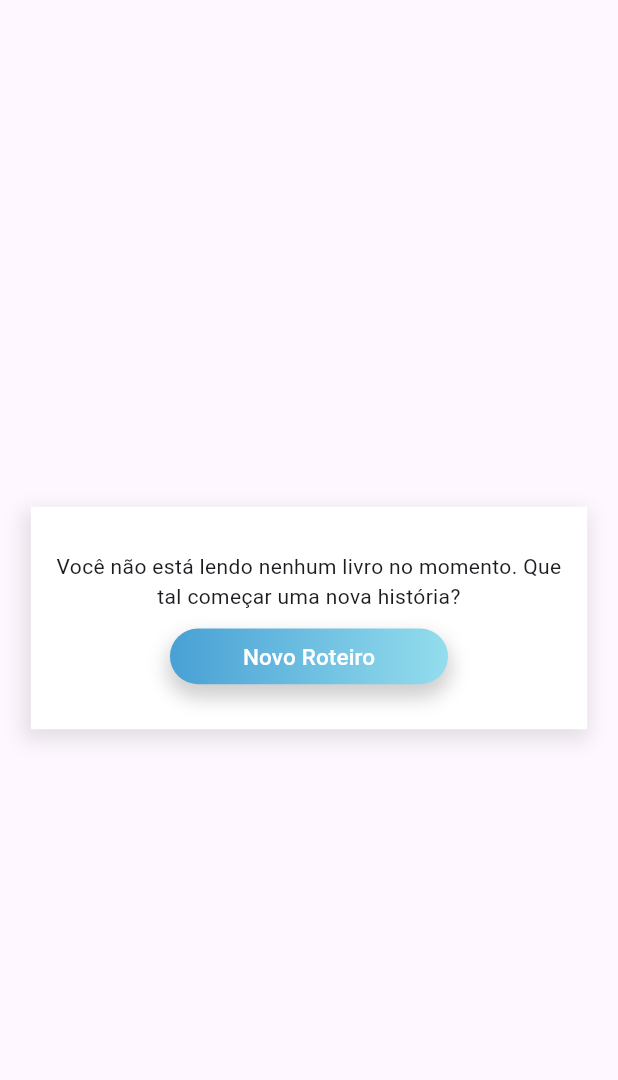
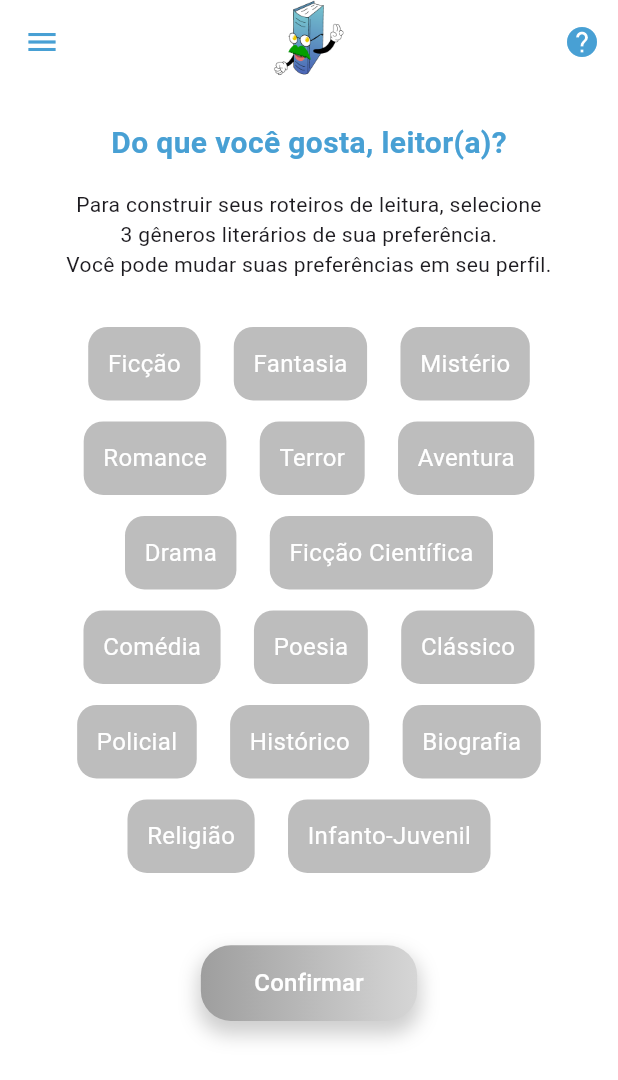
Before and after one commit to GrupoBookflix/BookFlix, a Flutter app: the CaixaProgresso widget shown alone on an empty page, opened directly, after a tap on "Novo Roteiro", on a phone screen of 412 x 824 dp. Shown: the top 1080 px of the screen. Run offline on Flutter 3.47's test engine with Material 3 defaults, Android fonts, the light colour scheme and no system bars; our stand-ins replace get, syncfusion_flutter_gauges.

Commit message:
finalizando pagina principal e escolha de generos

```diff
--- a/lib/componentes.dart
+++ b/lib/componentes.dart
@@ -1,3 +1,4 @@
+import 'package:bookflix/roteiros.dart';
 import 'package:flutter/material.dart';
 import 'package:syncfusion_flutter_gauges/gauges.dart';
 import 'funcoes.dart';
@@ -111,8 +112,6 @@ class MenuLateral extends StatelessWidget {
 class PopAviso  {
 
   void aviso(String titulo, String mensagem) {
-    // ignore: avoid_print
-    print("chamando pop aviso");
     showDialog<void>(
       context: getAppContext()!,
       builder: (BuildContext context) {
@@ -172,25 +171,25 @@ class BotaoGradiente extends StatelessWidget {
   final String texto;
   final VoidCallback onPressed;
   final double largura;
-  final double altura;
+  final bool ligado;
 
   const BotaoGradiente({
     super.key,
     required this.texto,
     required this.onPressed,
     required this.largura,
-    required this.altura,
+    this.ligado = true,
   });
 
   @override
   Widget build(BuildContext context) {
     return Container(
       width: largura,
-      height: altura,
+      height: largura * 0.35,
       decoration: BoxDecoration(
         borderRadius: BorderRadius.circular(20),
-        gradient: const LinearGradient(
-          colors: [Color(0xFF48a0d4), Color(0xFF93dded)],
+        gradient: LinearGradient(
+          colors: ligado ? [const Color(0xFF48a0d4), const Color(0xFF93dded)] : [Colors.grey, Colors.grey[350]!],
           begin: Alignment.centerLeft,
           end: Alignment.centerRight,
         ),
@@ -204,7 +203,7 @@ class BotaoGradiente extends StatelessWidget {
         ],
       ),
       child: TextButton(
-        onPressed: onPressed,
+        onPressed: ligado ? onPressed : null,
         style: TextButton.styleFrom(
           shape: RoundedRectangleBorder(
             borderRadius: BorderRadius.circular(20),
@@ -216,7 +215,7 @@ class BotaoGradiente extends StatelessWidget {
             texto,
             style: const TextStyle(
               color: Colors.white,
-              fontSize: 15,
+              fontSize: 16,
             ),
           ),
         ),
@@ -225,15 +224,57 @@ class BotaoGradiente extends StatelessWidget {
   }
 }
 
+//caixas de selecao interativas ------------------------------------------
+class TextoSelectBox extends StatefulWidget {
+  //usado com uma Map dicionario onde texto é key e termo é value
+  final String texto;
+  final String termo;
+  final Function(bool, String) onSelected;
+
+  const TextoSelectBox({
+    required this.texto,
+    required this.termo,
+    required this.onSelected,
+    super.key,
+  });
+
+  @override
+  // ignore: library_private_types_in_public_api
+  _TextoBoxState createState() => _TextoBoxState();
+}
+
+class _TextoBoxState extends State<TextoSelectBox> {
+  bool selected = false;
+
+  void toggleSelected() {
+    setState(() {
+      selected = !selected;
+      widget.onSelected(selected, widget.termo);
+    });
+  }
+
+  @override
+  Widget build(BuildContext context) {
+    return GestureDetector(
+      onTap: toggleSelected,
+      child: Container(
+        padding: const EdgeInsets.all(13),
+        margin: const EdgeInsets.all(7),
+        decoration: BoxDecoration(
+          color: selected ? const Color(0xFF48a0d4) : Colors.grey[400],
+          borderRadius: BorderRadius.circular(13),
+        ),
+        child: Text(
+          widget.texto,
+          style: const TextStyle(color: Colors.white, fontSize: 16),
+        ),
+      ),
+    );
+  }
+}
+
+
 // caixa de progresso ------------------------------------------
-/* Exemplo do construtor da CaixaProgresso:
- * CaixaProgresso(
- *  paginasLidas:10,
- *  paginasLivro:100,
- *  prazoData: DateTime(2024, 6, 30),
- * ),
- *  Esses valores devem ser recuperados do backend
- * */
 class CaixaProgresso extends StatelessWidget {
   final DateTime prazoData;
   final int paginasLivro;
@@ -433,7 +474,7 @@ class CaixaProgresso extends StatelessWidget {
                   BotaoGradiente(
                     texto: "Retomar",
                     largura: largura * 0.3,
-                    altura: largura * 0.3,
+                    //altura: largura * 0.3,
                     onPressed: () {
                       // rota para a tela de leitura
                     },
@@ -480,10 +521,27 @@ class CaixaProgresso extends StatelessWidget {
                       BotaoGradiente(
                         texto: "Novo Roteiro",
                         onPressed: () {
-                          // Ação para escolher novo roteiro
+                          bool possuiGenero = dadosBasicosUser('generos').isNotEmpty;
+                          if (possuiGenero) {
+                            // ignore: avoid_print
+                            print('usuario tem generos');
+                            /*
+                            Navigator.pushReplacement(
+                              // ignore: use_build_context_synchronously
+                              context,
+                              MaterialPageRoute(builder: (context) => Roteiros()),
+                            );
+                            */
+                          } else {
+                            Navigator.push(
+                            // ignore: use_build_context_synchronously
+                            context,
+                            MaterialPageRoute(builder: (context) => const SelecaoGenero()),
+                          );
+                          }
                         },
                         largura: largura * 0.5,
-                        altura: largura * 0.1,
+                        //altura: largura * 0.1,
                       ),
                     ],
                   ),
--- a/lib/funcoes.dart
+++ b/lib/funcoes.dart
@@ -159,13 +159,14 @@ Future<bool> registraUsuario(
 //atualizar dado do usuario
 Future<void> atualizaUsuario(
     BuildContext context,
-    id,
     String? nome,
     String? email,
     String? senha,
     int? nivel,
     int? pontos,
     String? livroAtual) async {
+
+  final String id = dadosBasicosUser('id');
   carregamento.show(context);
 
   //sanitizar entradas
@@ -213,8 +214,10 @@ Future<void> atualizaUsuario(
 //definicao de generos literarios ----------------------------------------
 
 //adicionar genero para o usuario
-Future<void> adicionarGenero(String userId, String genero) async {
-  //chamar carregamento
+Future<bool> adicionarGenero(BuildContext context, userId, String genero) async {
+
+  carregamento.show(context);
+
   try {
     final response = await http.put(
       Uri.parse('$apiUrl/usuario/$userId/generos'),
@@ -230,18 +233,21 @@ Future<void> adicionarGenero(String userId, String genero) async {
 
     if (response.statusCode == 200) {
       carregamento.hide();
+      return true;
       //concluir a definicao do genero
     } else if (response.statusCode == 400) {
       carregamento.hide();
       aviso.aviso('Erro', 'Este gênero já foi escolhido pelo usuário');
+      return false;
     } else {
       carregamento.hide();
-      aviso.aviso('Erro',
-          'Ocorreu um erro inesperado. Por favor tente novamente mais tarde.');
+      aviso.aviso('Erro','Ocorreu um erro inesperado. Por favor tente novamente mais tarde.');
+      return false;
     }
   } catch (error) {
     // ignore: avoid_print
     print('Erro: ao adicionar gênero: $error');
+    return false;
   }
 }
 
--- a/lib/main.dart
+++ b/lib/main.dart
@@ -1,6 +1,5 @@
 import 'package:bookflix/funcoes.dart';
 import 'package:flutter/material.dart';
-// ignore: unused_import
 import 'login.dart';
 import 'package:get/get.dart';
 
--- a/lib/principal.dart
+++ b/lib/principal.dart
@@ -22,6 +22,7 @@ class _PrincipalState extends State<Principal> {
         children: [
           SingleChildScrollView(
             child: Column(
+              crossAxisAlignment: CrossAxisAlignment.center,
               children: [
                 SizedBox(height: MediaQuery.of(context).size.height * 0.05),
                 // Caixa de progresso do livro atual
@@ -41,16 +42,16 @@ class _PrincipalState extends State<Principal> {
                 SizedBox(height: MediaQuery.of(context).size.height * 0.05),
                 ResumoUser(),
                 SizedBox(height: MediaQuery.of(context).size.height * 0.05),
-                Container(
-                  alignment: Alignment.center,
-                  child: const Text(
-                    'Você leu x páginas esta semana!',
+                const Center(
+                  child: Text(
+                    'Você leu 0 páginas esta semana! Continue lendo para receber pontos e aumentar seu nível!',
+                    textAlign: TextAlign.center,
                     style: TextStyle(
                       fontSize: 14,
                     ),
                   ),
                 ),
-                SizedBox(height: MediaQuery.of(context).size.height * 0.05),
+                SizedBox(height: MediaQuery.of(context).size.height * 0.02),
                 const Medidor(valor: 0), //implementar a logica das paginas
               ],
             ),
--- /dev/null
+++ b/lib/rotas.dart
@@ -0,0 +1,5 @@
+// ignore_for_file: unused_import
+import 'package:flutter/material.dart';
+import 'login.dart';
+import 'principal.dart';
+import 'roteiros.dart';
--- /dev/null
+++ b/lib/roteiros.dart
@@ -0,0 +1,126 @@
+import 'package:flutter/material.dart';
+import 'componentes.dart';
+import 'funcoes.dart';
+
+LoadingOverlay carregamento = LoadingOverlay();
+
+class SelecaoGenero extends StatefulWidget {
+  // ignore: use_super_parameters
+  const SelecaoGenero({Key? key}) : super(key: key);
+
+  @override
+  // ignore: library_private_types_in_public_api
+  _SelecaoGenero createState() => _SelecaoGenero();
+}
+
+class _SelecaoGenero extends State<SelecaoGenero> {
+
+  List<String> generosSelecionados = [];
+
+  void generosSelect(bool selected, String termo) {
+    setState(() {
+      if (selected) {
+        generosSelecionados.add(termo);
+      } else {
+        generosSelecionados.remove(termo);
+      }
+    });
+  }
+
+  @override
+  Widget build(BuildContext context) {
+    //lista de generos
+    final Map<String, String> generoTermos = {
+      'Ficção': 'fiction',
+      'Fantasia': 'fantasy',
+      'Mistério': 'mystery',
+      'Romance': 'romance',
+      'Terror': 'terror',
+      'Aventura': 'adventure',
+      'Drama': 'drama',
+      'Ficção Científica': 'science fiction',
+      'Comédia': 'comedy',
+      'Poesia': 'poetry',
+      'Clássico': 'classical',
+      'Policial': 'police',
+      'Histórico': 'historic',
+      'Biografia': 'biography',
+      'Religião': 'religion',
+      'Infanto-Juvenil': 'juvenile',
+      // Adicione os demais gêneros aqui...
+    };
+    return Scaffold(
+      appBar: CustomAppBar.build(context),
+      drawer: const MenuLateral(),
+      backgroundColor: Colors.white,
+      body: SingleChildScrollView(
+        child: Column (
+          children: [
+            SizedBox(height: MediaQuery.of(context).size.height * 0.03),
+            Container(
+              alignment: Alignment.center,
+              child: Text(
+                'Do que você gosta, ${dadosBasicosUser('nome').isNotEmpty == true ? dadosBasicosUser('nome') : 'leitor(a)'}?',
+                style: const TextStyle(
+                  color: Color(0xFF48a0d4),
+                  fontSize: 20,
+                  fontWeight: FontWeight.bold,
+                ),
+              ),
+            ),
+            SizedBox(height: MediaQuery.of(context).size.height * 0.02),
+            const Center(
+              child: Text(
+                'Para construir seus roteiros de leitura, selecione \n3 gêneros literários de sua preferência. \nVocê pode mudar suas preferências em seu perfil.',
+                textAlign: TextAlign.center,
+                style: TextStyle(
+                  fontSize: 14,
+                ),
+              ),
+            ),
+            SizedBox(height: MediaQuery.of(context).size.height * 0.03),
+            Padding(
+              padding: EdgeInsets.symmetric(horizontal: MediaQuery.of(context).size.height * 0.03),
+              child: Wrap(
+                alignment: WrapAlignment.center,
+                spacing: MediaQuery.of(context).size.height * 0.01,
+                children: generoTermos.entries.map((entry) {
+                  return TextoSelectBox(
+                    texto: entry.key,
+                    termo: entry.value,
+                    onSelected: generosSelect,
+                  );
+                }).toList(),
+              ),
+            ),
+            SizedBox(height: MediaQuery.of(context).size.height * 0.05),
+            BotaoGradiente(texto: 'Confirmar',
+            onPressed: () async {
+              bool sucesso = await adicionarGenero(context, dadosBasicosUser('id'),'genero');
+              if (sucesso) {
+                // ignore: use_build_context_synchronously
+                Navigator.pop(context);
+              }
+            },
+            largura: MediaQuery.of(context).size.width * 0.35,
+            ligado: generosSelecionados.length == 3),
+            SizedBox(height: MediaQuery.of(context).size.height * 0.02),
+            Visibility(
+              visible: generosSelecionados.length > 3,
+              child: const Center(
+                child: Text(
+                  'Escolha apenas 3 gêneros!',
+                  textAlign: TextAlign.center,
+                  style: TextStyle(
+                    fontSize: 12,
+                    color: Colors.red,
+                  ),
+                ),
+              ),
+            ),
+          ]
+        ),
+      ),
+    );
+  }
+}
```
Also changed, not shown: lib/toDo.txt (added, +9 -0 lines).
